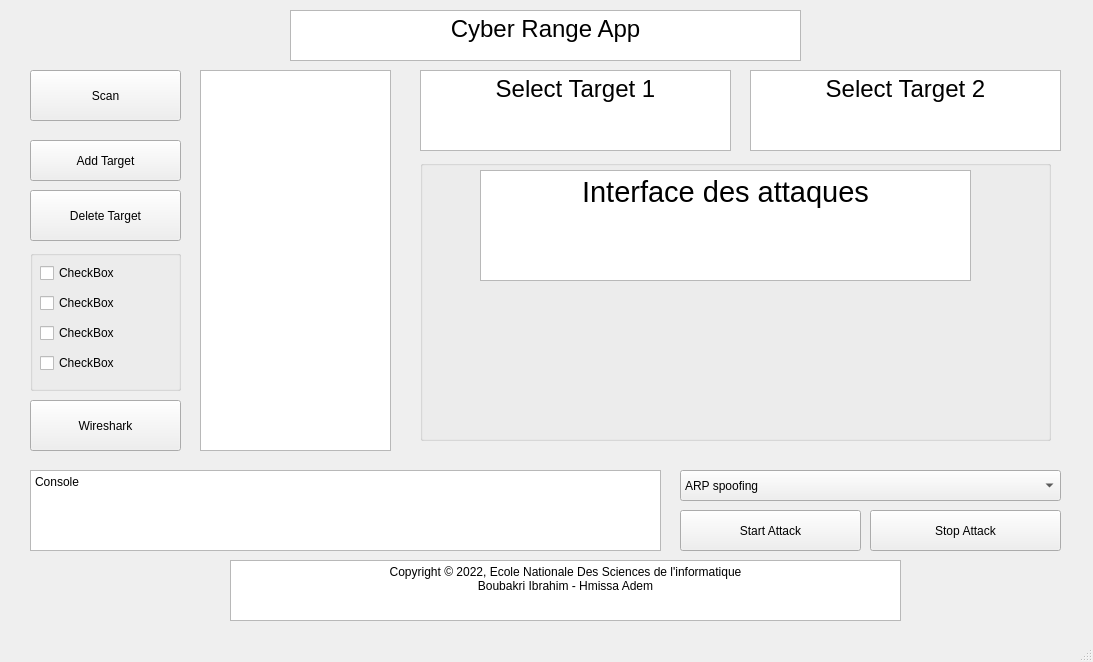
Old version of the form form.ui in the repository eobeob10/ENSI-Cyber-Range-App.
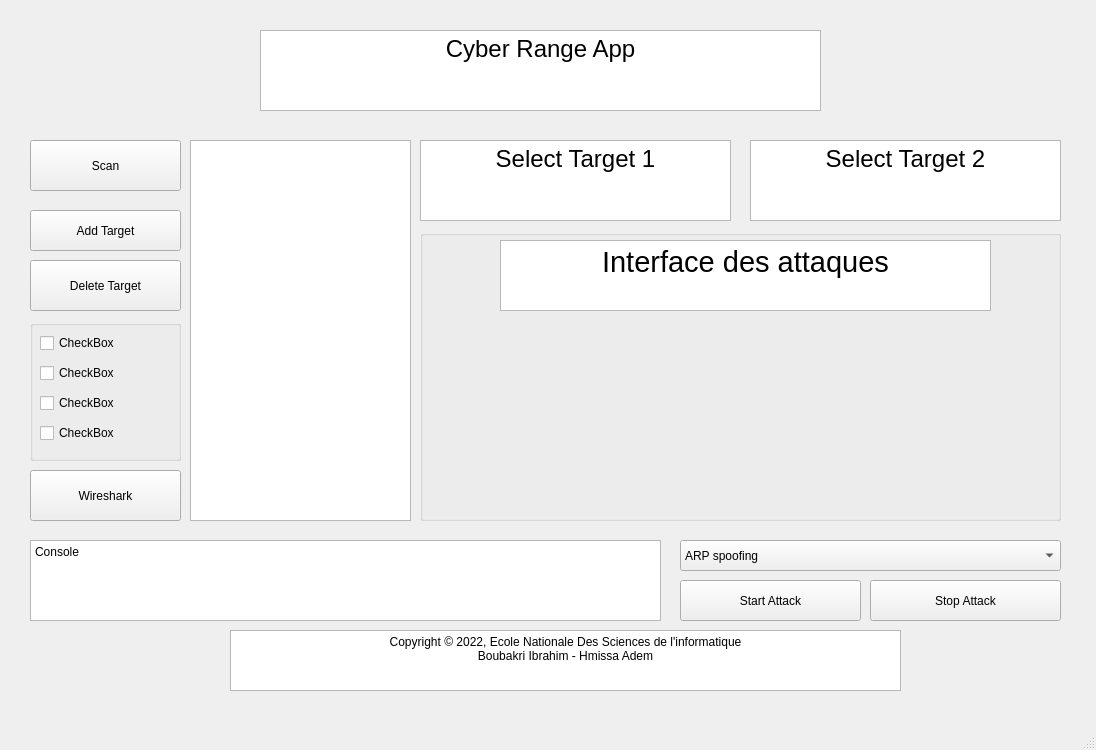
New version of the form.

```diff
--- a/form.ui
+++ b/form.ui
@@ -6,8 +6,8 @@
    <rect>
     <x>0</x>
     <y>0</y>
-    <width>1093</width>
-    <height>662</height>
+    <width>1096</width>
+    <height>750</height>
    </rect>
   </property>
   <property name="windowTitle">
@@ -18,7 +18,7 @@
     <property name="geometry">
      <rect>
       <x>30</x>
-      <y>70</y>
+      <y>140</y>
       <width>151</width>
       <height>51</height>
      </rect>
@@ -31,7 +31,7 @@
     <property name="geometry">
      <rect>
       <x>30</x>
-      <y>250</y>
+      <y>320</y>
       <width>151</width>
       <height>141</height>
      </rect>
@@ -96,7 +96,7 @@
     <property name="geometry">
      <rect>
       <x>30</x>
-      <y>400</y>
+      <y>470</y>
       <width>151</width>
       <height>51</height>
      </rect>
@@ -109,7 +109,7 @@
     <property name="geometry">
      <rect>
       <x>30</x>
-      <y>470</y>
+      <y>540</y>
       <width>631</width>
       <height>81</height>
      </rect>
@@ -118,15 +118,15 @@
      <string>&lt;!DOCTYPE HTML PUBLIC &quot;-//W3C//DTD HTML 4.0//EN&quot; &quot;http://www.w3.org/TR/REC-html40/strict.dtd&quot;&gt;
 &lt;html&gt;&lt;head&gt;&lt;meta name=&quot;qrichtext&quot; content=&quot;1&quot; /&gt;&lt;meta charset=&quot;utf-8&quot; /&gt;&lt;style type=&quot;text/css&quot;&gt;
 p, li { white-space: pre-wrap; }
-&lt;/style&gt;&lt;/head&gt;&lt;body style=&quot; font-family:'Sans Serif'; font-size:9pt; font-weight:400; font-style:normal;&quot;&gt;
-&lt;p style=&quot; margin-top:0px; margin-bottom:0px; margin-left:0px; margin-right:0px; -qt-block-indent:0; text-indent:0px;&quot;&gt;&lt;span style=&quot; font-family:'Segoe UI';&quot;&gt;Console&lt;/span&gt;&lt;/p&gt;&lt;/body&gt;&lt;/html&gt;</string>
+&lt;/style&gt;&lt;/head&gt;&lt;body style=&quot; font-family:'Segoe UI'; font-size:9pt; font-weight:400; font-style:normal;&quot;&gt;
+&lt;p style=&quot; margin-top:0px; margin-bottom:0px; margin-left:0px; margin-right:0px; -qt-block-indent:0; text-indent:0px;&quot;&gt;Console&lt;/p&gt;&lt;/body&gt;&lt;/html&gt;</string>
     </property>
    </widget>
    <widget class="QTextBrowser" name="copyrights">
     <property name="geometry">
      <rect>
       <x>230</x>
-      <y>560</y>
+      <y>630</y>
       <width>671</width>
       <height>61</height>
      </rect>
@@ -138,17 +138,17 @@
      <string>&lt;!DOCTYPE HTML PUBLIC &quot;-//W3C//DTD HTML 4.0//EN&quot; &quot;http://www.w3.org/TR/REC-html40/strict.dtd&quot;&gt;
 &lt;html&gt;&lt;head&gt;&lt;meta name=&quot;qrichtext&quot; content=&quot;1&quot; /&gt;&lt;meta charset=&quot;utf-8&quot; /&gt;&lt;style type=&quot;text/css&quot;&gt;
 p, li { white-space: pre-wrap; }
-&lt;/style&gt;&lt;/head&gt;&lt;body style=&quot; font-family:'Sans Serif'; font-size:9pt; font-weight:400; font-style:normal;&quot;&gt;
-&lt;p align=&quot;center&quot; style=&quot; margin-top:0px; margin-bottom:0px; margin-left:0px; margin-right:0px; -qt-block-indent:0; text-indent:0px;&quot;&gt;&lt;span style=&quot; font-family:'Segoe UI';&quot;&gt;Copyright © 2022, Ecole Nationale Des Sciences de l'informatique&lt;/span&gt;&lt;/p&gt;
-&lt;p align=&quot;center&quot; style=&quot; margin-top:0px; margin-bottom:0px; margin-left:0px; margin-right:0px; -qt-block-indent:0; text-indent:0px;&quot;&gt;&lt;span style=&quot; font-family:'Segoe UI';&quot;&gt;Boubakri Ibrahim - Hmissa Adem&lt;/span&gt;&lt;/p&gt;&lt;/body&gt;&lt;/html&gt;</string>
+&lt;/style&gt;&lt;/head&gt;&lt;body style=&quot; font-family:'Segoe UI'; font-size:9pt; font-weight:400; font-style:normal;&quot;&gt;
+&lt;p align=&quot;center&quot; style=&quot; margin-top:0px; margin-bottom:0px; margin-left:0px; margin-right:0px; -qt-block-indent:0; text-indent:0px;&quot;&gt;Copyright © 2022, Ecole Nationale Des Sciences de l'informatique&lt;/p&gt;
+&lt;p align=&quot;center&quot; style=&quot; margin-top:0px; margin-bottom:0px; margin-left:0px; margin-right:0px; -qt-block-indent:0; text-indent:0px;&quot;&gt;Boubakri Ibrahim - Hmissa Adem&lt;/p&gt;&lt;/body&gt;&lt;/html&gt;</string>
     </property>
    </widget>
    <widget class="QListWidget" name="listWidget">
     <property name="geometry">
      <rect>
-      <x>200</x>
-      <y>70</y>
-      <width>191</width>
+      <x>190</x>
+      <y>140</y>
+      <width>221</width>
       <height>381</height>
      </rect>
     </property>
@@ -157,7 +157,7 @@
     <property name="geometry">
      <rect>
       <x>30</x>
-      <y>190</y>
+      <y>260</y>
       <width>151</width>
       <height>51</height>
      </rect>
@@ -170,7 +170,7 @@
     <property name="geometry">
      <rect>
       <x>30</x>
-      <y>140</y>
+      <y>210</y>
       <width>151</width>
       <height>41</height>
      </rect>
@@ -183,7 +183,7 @@
     <property name="geometry">
      <rect>
       <x>680</x>
-      <y>510</y>
+      <y>580</y>
       <width>181</width>
       <height>41</height>
      </rect>
@@ -196,7 +196,7 @@
     <property name="geometry">
      <rect>
       <x>870</x>
-      <y>510</y>
+      <y>580</y>
       <width>191</width>
       <height>41</height>
      </rect>
@@ -208,25 +208,25 @@
    <widget class="QTextBrowser" name="appName">
     <property name="geometry">
      <rect>
-      <x>290</x>
-      <y>10</y>
-      <width>511</width>
-      <height>51</height>
+      <x>260</x>
+      <y>30</y>
+      <width>561</width>
+      <height>81</height>
      </rect>
     </property>
     <property name="html">
      <string>&lt;!DOCTYPE HTML PUBLIC &quot;-//W3C//DTD HTML 4.0//EN&quot; &quot;http://www.w3.org/TR/REC-html40/strict.dtd&quot;&gt;
 &lt;html&gt;&lt;head&gt;&lt;meta name=&quot;qrichtext&quot; content=&quot;1&quot; /&gt;&lt;meta charset=&quot;utf-8&quot; /&gt;&lt;style type=&quot;text/css&quot;&gt;
 p, li { white-space: pre-wrap; }
-&lt;/style&gt;&lt;/head&gt;&lt;body style=&quot; font-family:'Sans Serif'; font-size:9pt; font-weight:400; font-style:normal;&quot;&gt;
-&lt;p align=&quot;center&quot; style=&quot; margin-top:0px; margin-bottom:0px; margin-left:0px; margin-right:0px; -qt-block-indent:0; text-indent:0px;&quot;&gt;&lt;span style=&quot; font-family:'Segoe UI'; font-size:18pt;&quot;&gt;Cyber Range App&lt;/span&gt;&lt;/p&gt;&lt;/body&gt;&lt;/html&gt;</string>
+&lt;/style&gt;&lt;/head&gt;&lt;body style=&quot; font-family:'Segoe UI'; font-size:9pt; font-weight:400; font-style:normal;&quot;&gt;
+&lt;p align=&quot;center&quot; style=&quot; margin-top:0px; margin-bottom:0px; margin-left:0px; margin-right:0px; -qt-block-indent:0; text-indent:0px;&quot;&gt;&lt;span style=&quot; font-size:18pt;&quot;&gt;Cyber Range App&lt;/span&gt;&lt;/p&gt;&lt;/body&gt;&lt;/html&gt;</string>
     </property>
    </widget>
    <widget class="QComboBox" name="attacks">
     <property name="geometry">
      <rect>
       <x>680</x>
-      <y>470</y>
+      <y>540</y>
       <width>381</width>
       <height>31</height>
      </rect>
@@ -251,7 +251,7 @@
     <property name="geometry">
      <rect>
       <x>420</x>
-      <y>70</y>
+      <y>140</y>
       <width>311</width>
       <height>81</height>
      </rect>
@@ -260,15 +260,15 @@
      <string>&lt;!DOCTYPE HTML PUBLIC &quot;-//W3C//DTD HTML 4.0//EN&quot; &quot;http://www.w3.org/TR/REC-html40/strict.dtd&quot;&gt;
 &lt;html&gt;&lt;head&gt;&lt;meta name=&quot;qrichtext&quot; content=&quot;1&quot; /&gt;&lt;meta charset=&quot;utf-8&quot; /&gt;&lt;style type=&quot;text/css&quot;&gt;
 p, li { white-space: pre-wrap; }
-&lt;/style&gt;&lt;/head&gt;&lt;body style=&quot; font-family:'Sans Serif'; font-size:9pt; font-weight:400; font-style:normal;&quot;&gt;
-&lt;p align=&quot;center&quot; style=&quot; margin-top:0px; margin-bottom:0px; margin-left:0px; margin-right:0px; -qt-block-indent:0; text-indent:0px;&quot;&gt;&lt;span style=&quot; font-family:'Segoe UI'; font-size:18pt;&quot;&gt;Select Target 1&lt;/span&gt;&lt;/p&gt;&lt;/body&gt;&lt;/html&gt;</string>
+&lt;/style&gt;&lt;/head&gt;&lt;body style=&quot; font-family:'Segoe UI'; font-size:9pt; font-weight:400; font-style:normal;&quot;&gt;
+&lt;p align=&quot;center&quot; style=&quot; margin-top:0px; margin-bottom:0px; margin-left:0px; margin-right:0px; -qt-block-indent:0; text-indent:0px;&quot;&gt;&lt;span style=&quot; font-size:18pt;&quot;&gt;Select Target 1&lt;/span&gt;&lt;/p&gt;&lt;/body&gt;&lt;/html&gt;</string>
     </property>
    </widget>
    <widget class="QTextBrowser" name="target2">
     <property name="geometry">
      <rect>
       <x>750</x>
-      <y>70</y>
+      <y>140</y>
       <width>311</width>
       <height>81</height>
      </rect>
@@ -277,17 +277,17 @@
      <string>&lt;!DOCTYPE HTML PUBLIC &quot;-//W3C//DTD HTML 4.0//EN&quot; &quot;http://www.w3.org/TR/REC-html40/strict.dtd&quot;&gt;
 &lt;html&gt;&lt;head&gt;&lt;meta name=&quot;qrichtext&quot; content=&quot;1&quot; /&gt;&lt;meta charset=&quot;utf-8&quot; /&gt;&lt;style type=&quot;text/css&quot;&gt;
 p, li { white-space: pre-wrap; }
-&lt;/style&gt;&lt;/head&gt;&lt;body style=&quot; font-family:'Sans Serif'; font-size:9pt; font-weight:400; font-style:normal;&quot;&gt;
-&lt;p align=&quot;center&quot; style=&quot; margin-top:0px; margin-bottom:0px; margin-left:0px; margin-right:0px; -qt-block-indent:0; text-indent:0px;&quot;&gt;&lt;span style=&quot; font-family:'Segoe UI'; font-size:18pt;&quot;&gt;Select Target 2&lt;/span&gt;&lt;/p&gt;&lt;/body&gt;&lt;/html&gt;</string>
+&lt;/style&gt;&lt;/head&gt;&lt;body style=&quot; font-family:'Segoe UI'; font-size:9pt; font-weight:400; font-style:normal;&quot;&gt;
+&lt;p align=&quot;center&quot; style=&quot; margin-top:0px; margin-bottom:0px; margin-left:0px; margin-right:0px; -qt-block-indent:0; text-indent:0px;&quot;&gt;&lt;span style=&quot; font-size:18pt;&quot;&gt;Select Target 2&lt;/span&gt;&lt;/p&gt;&lt;/body&gt;&lt;/html&gt;</string>
     </property>
    </widget>
    <widget class="QGroupBox" name="boxattacks">
     <property name="geometry">
      <rect>
       <x>420</x>
-      <y>160</y>
-      <width>631</width>
-      <height>281</height>
+      <y>230</y>
+      <width>641</width>
+      <height>291</height>
      </rect>
     </property>
     <property name="title">
@@ -296,21 +296,78 @@
     <widget class="QTextBrowser" name="interfaceAttack">
      <property name="geometry">
       <rect>
-       <x>60</x>
+       <x>80</x>
        <y>10</y>
        <width>491</width>
-       <height>111</height>
+       <height>71</height>
       </rect>
      </property>
      <property name="html">
       <string>&lt;!DOCTYPE HTML PUBLIC &quot;-//W3C//DTD HTML 4.0//EN&quot; &quot;http://www.w3.org/TR/REC-html40/strict.dtd&quot;&gt;
 &lt;html&gt;&lt;head&gt;&lt;meta name=&quot;qrichtext&quot; content=&quot;1&quot; /&gt;&lt;meta charset=&quot;utf-8&quot; /&gt;&lt;style type=&quot;text/css&quot;&gt;
 p, li { white-space: pre-wrap; }
-&lt;/style&gt;&lt;/head&gt;&lt;body style=&quot; font-family:'Sans Serif'; font-size:9pt; font-weight:400; font-style:normal;&quot;&gt;
-&lt;p align=&quot;center&quot; style=&quot; margin-top:0px; margin-bottom:0px; margin-left:0px; margin-right:0px; -qt-block-indent:0; text-indent:0px;&quot;&gt;&lt;span style=&quot; font-family:'Segoe UI'; font-size:22pt;&quot;&gt;Interface des attaques&lt;/span&gt;&lt;/p&gt;&lt;/body&gt;&lt;/html&gt;</string>
+&lt;/style&gt;&lt;/head&gt;&lt;body style=&quot; font-family:'Segoe UI'; font-size:9pt; font-weight:400; font-style:normal;&quot;&gt;
+&lt;p align=&quot;center&quot; style=&quot; margin-top:0px; margin-bottom:0px; margin-left:0px; margin-right:0px; -qt-block-indent:0; text-indent:0px;&quot;&gt;&lt;span style=&quot; font-size:22pt;&quot;&gt;Interface des attaques&lt;/span&gt;&lt;/p&gt;&lt;/body&gt;&lt;/html&gt;</string>
      </property>
     </widget>
    </widget>
+   <widget class="QLabel" name="logoensi">
+    <property name="geometry">
+     <rect>
+      <x>80</x>
+      <y>10</y>
+      <width>111</width>
+      <height>121</height>
+     </rect>
+    </property>
+    <property name="text">
+     <string/>
+    </property>
+   </widget>
+   <widget class="QLabel" name="background">
+    <property name="geometry">
+     <rect>
+      <x>0</x>
+      <y>-1</y>
+      <width>1101</width>
+      <height>731</height>
+     </rect>
+    </property>
+    <property name="text">
+     <string/>
+    </property>
+   </widget>
+   <widget class="QLabel" name="cyberrange">
+    <property name="geometry">
+     <rect>
+      <x>900</x>
+      <y>10</y>
+      <width>111</width>
+      <height>111</height>
+     </rect>
+    </property>
+    <property name="text">
+     <string/>
+    </property>
+   </widget>
+   <zorder>background</zorder>
+   <zorder>scan</zorder>
+   <zorder>groupBox</zorder>
+   <zorder>pushButton_3</zorder>
+   <zorder>console</zorder>
+   <zorder>copyrights</zorder>
+   <zorder>listWidget</zorder>
+   <zorder>deleteTarget</zorder>
+   <zorder>addTarget</zorder>
+   <zorder>startAttack</zorder>
+   <zorder>stopAttack</zorder>
+   <zorder>appName</zorder>
+   <zorder>attacks</zorder>
+   <zorder>target1</zorder>
+   <zorder>target2</zorder>
+   <zorder>boxattacks</zorder>
+   <zorder>logoensi</zorder>
+   <zorder>cyberrange</zorder>
   </widget>
   <widget class="QMenuBar" name="menubar">
    <property name="geometry">
```
Left out of the diff: 4 changed lines with no effect on the pictures.
